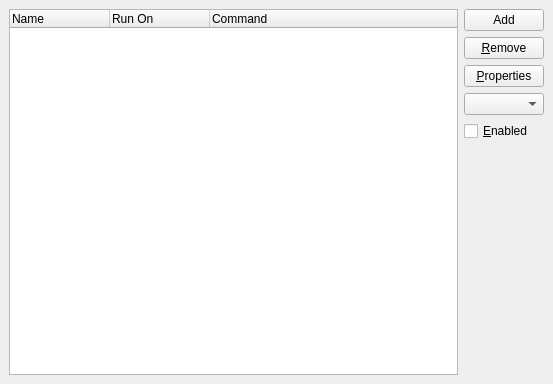
First picture: the form in kcontrol/autostart/autostartconfig.ui, repository mgottschlag/kwin-tiling, before the edit.
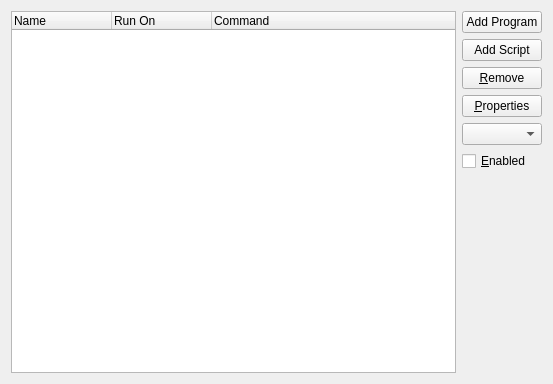
Second picture: the form after the edit.

Commit message: Split "add program" to "Add program" and "Add script" it's easier to understand what we want to do

The edit to the form file:
```diff
--- a/kcontrol/autostart/autostartconfig.ui
+++ b/kcontrol/autostart/autostartconfig.ui
@@ -9,14 +9,8 @@
     <height>384</height>
    </rect>
   </property>
-  <layout class="QGridLayout" >
-   <property name="margin" >
-    <number>9</number>
-   </property>
-   <property name="spacing" >
-    <number>6</number>
-   </property>
-   <item rowspan="6" row="0" column="0" >
+  <layout class="QGridLayout" name="gridLayout" >
+   <item rowspan="7" row="0" column="0" >
     <widget class="QTreeWidget" name="listCMD" >
      <column>
       <property name="text" >
@@ -35,38 +29,45 @@
      </column>
     </widget>
    </item>
-   <item row="3" column="1" >
-    <widget class="QComboBox" name="cmbStartOn" />
+   <item row="0" column="1" >
+    <widget class="QPushButton" name="btnAddProgram" >
+     <property name="text" >
+      <string>Add Program</string>
+     </property>
+    </widget>
+   </item>
+   <item row="1" column="1" >
+    <widget class="QPushButton" name="btnAddScript" >
+     <property name="text" >
+      <string>Add Script</string>
+     </property>
+    </widget>
    </item>
    <item row="2" column="1" >
+    <widget class="QPushButton" name="btnRemove" >
+     <property name="text" >
+      <string>&amp;Remove</string>
+     </property>
+    </widget>
+   </item>
+   <item row="3" column="1" >
     <widget class="QPushButton" name="btnProperties" >
      <property name="text" >
       <string>&amp;Properties</string>
      </property>
     </widget>
    </item>
-   <item row="0" column="1" >
-    <widget class="QPushButton" name="btnAdd" >
-     <property name="text" >
-      <string>Add</string>
-     </property>
-    </widget>
-   </item>
    <item row="4" column="1" >
+    <widget class="QComboBox" name="cmbStartOn" />
+   </item>
+   <item row="5" column="1" >
     <widget class="QCheckBox" name="cboxEnabled" >
      <property name="text" >
       <string>&amp;Enabled</string>
      </property>
     </widget>
    </item>
-   <item row="1" column="1" >
-    <widget class="QPushButton" name="btnRemove" >
-     <property name="text" >
-      <string>&amp;Remove</string>
-     </property>
-    </widget>
-   </item>
-   <item row="5" column="1" >
+   <item row="6" column="1" >
     <spacer>
      <property name="orientation" >
       <enum>Qt::Vertical</enum>
```
Left out of the diff: 2 changed lines with no effect on the pictures. The commit also changes 6 other files.
